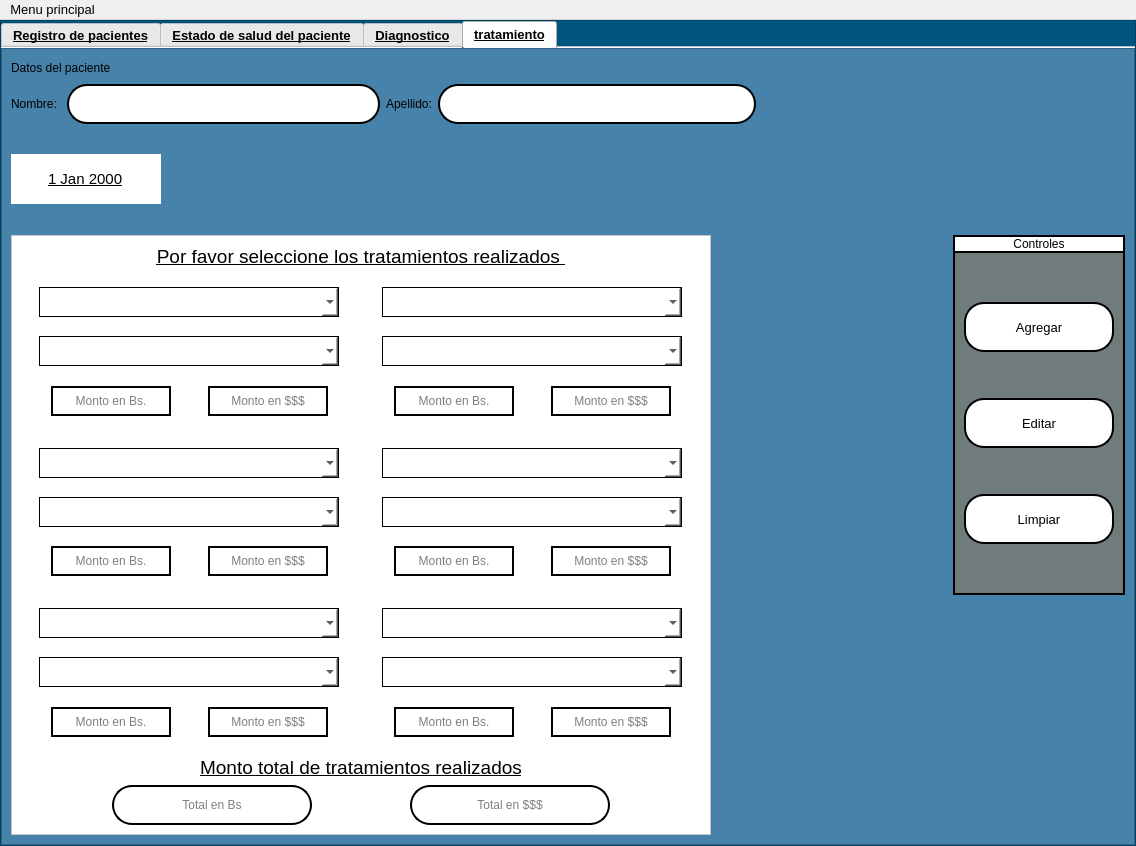
Before: the Qt Designer form interfaces/History.ui in Reinaldito04/App-Consultas-y-Historias-Medicas, drawn with Qt 5.
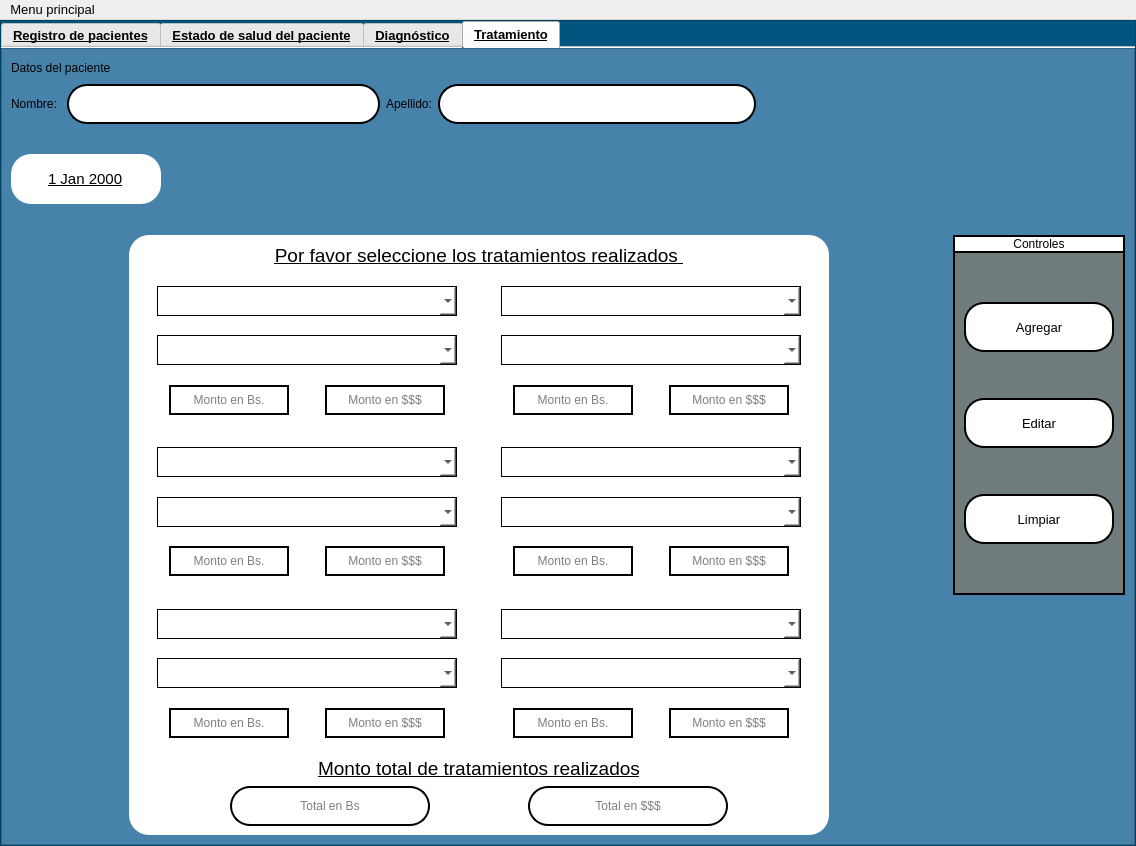
After: the same form once the commit is applied. The open tabs and pages were chosen to show the change. Icons and pictures are not drawn.

What changed in the file:
```diff
--- a/interfaces/History.ui
+++ b/interfaces/History.ui
@@ -1824,7 +1824,7 @@
             <normaloff>ELEMENTOS GRAFICOS/dental.png</normaloff>ELEMENTOS GRAFICOS/dental.png</iconset>
           </attribute>
           <attribute name="title">
-           <string>Diagnostico</string>
+           <string>Diagnóstico</string>
           </attribute>
           <layout class="QVBoxLayout" name="verticalLayout_14">
            <property name="spacing">
@@ -2360,7 +2360,7 @@
             <normaloff>ELEMENTOS GRAFICOS/reconstruccion.png</normaloff>ELEMENTOS GRAFICOS/reconstruccion.png</iconset>
           </attribute>
           <attribute name="title">
-           <string>tratamiento</string>
+           <string>Tratamiento</string>
           </attribute>
           <layout class="QVBoxLayout" name="verticalLayout_29">
            <property name="spacing">
@@ -2402,7 +2402,7 @@
 QHeaderView::section{
 background-color:rgb(0,206,151);
 border:1px solid rgb(0,0,0);
-font-size:12pt;
+	font: 12pt &quot;Microsoft Sans Serif&quot;;
 }
 QTbaleWidget QTableCornerButton::section{
 background-color:rgb(0,0,0);
@@ -2411,8 +2411,8 @@
 QLineEdit{
 border:2px solid rgb(0,0,0);
 border-radius:20px;
-	background-color: rgb(255, 255, 255);
 	font: 12pt &quot;Microsoft Sans Serif&quot;;
+	background-color: rgb(255, 255, 255);
 }
 QPushButton{
 border-radius:20px;
@@ -2428,6 +2428,12 @@
 	font: 12pt &quot;Microsoft Sans Serif&quot;;
 	background-color: rgb(255, 255, 255);
 }
+QLineEdit::hover{
+	background-color:#5DADE2;
+}
+QRadioButton{
+	font: 14pt &quot;Microsoft Sans Serif&quot;;
+}
 QComboBox{
 border:1px solid rgb(0,0,0);
 	font: 12pt &quot;Microsoft Sans Serif&quot;;
@@ -2584,6 +2590,11 @@
                     <kerning>true</kerning>
                    </font>
                   </property>
+                  <property name="styleSheet">
+                   <string notr="true">QDateEdit{
+border-radius:20px;
+}</string>
+                  </property>
                   <property name="frame">
                    <bool>false</bool>
                   </property>
@@ -2644,6 +2655,19 @@
               </item>
               <item>
                <layout class="QHBoxLayout" name="horizontalLayout_24">
+                <item>
+                 <spacer name="horizontalSpacer_10">
+                  <property name="orientation">
+                   <enum>Qt::Horizontal</enum>
+                  </property>
+                  <property name="sizeHint" stdset="0">
+                   <size>
+                    <width>40</width>
+                    <height>20</height>
+                   </size>
+                  </property>
+                 </spacer>
+                </item>
                 <item>
                  <widget class="QFrame" name="frame_5">
                   <property name="minimumSize">
@@ -2661,6 +2685,7 @@
                   <property name="styleSheet">
                    <string notr="true">QFrame{
 	background-color: rgb(255, 255, 255);
+border-radius:20px;
 }</string>
                   </property>
                   <property name="frameShape">
@@ -4160,6 +4185,9 @@
                          <property name="alignment">
                           <set>Qt::AlignCenter</set>
                          </property>
+                         <property name="readOnly">
+                          <bool>true</bool>
+                         </property>
                          <property name="placeholderText">
                           <string>Total en Bs</string>
                          </property>
@@ -4189,6 +4217,9 @@
                          <property name="alignment">
                           <set>Qt::AlignCenter</set>
                          </property>
+                         <property name="readOnly">
+                          <bool>true</bool>
+                         </property>
                          <property name="placeholderText">
                           <string>Total en $$$</string>
                          </property>
```
Left out of the diff: 75 changed lines with no effect on the pictures.
